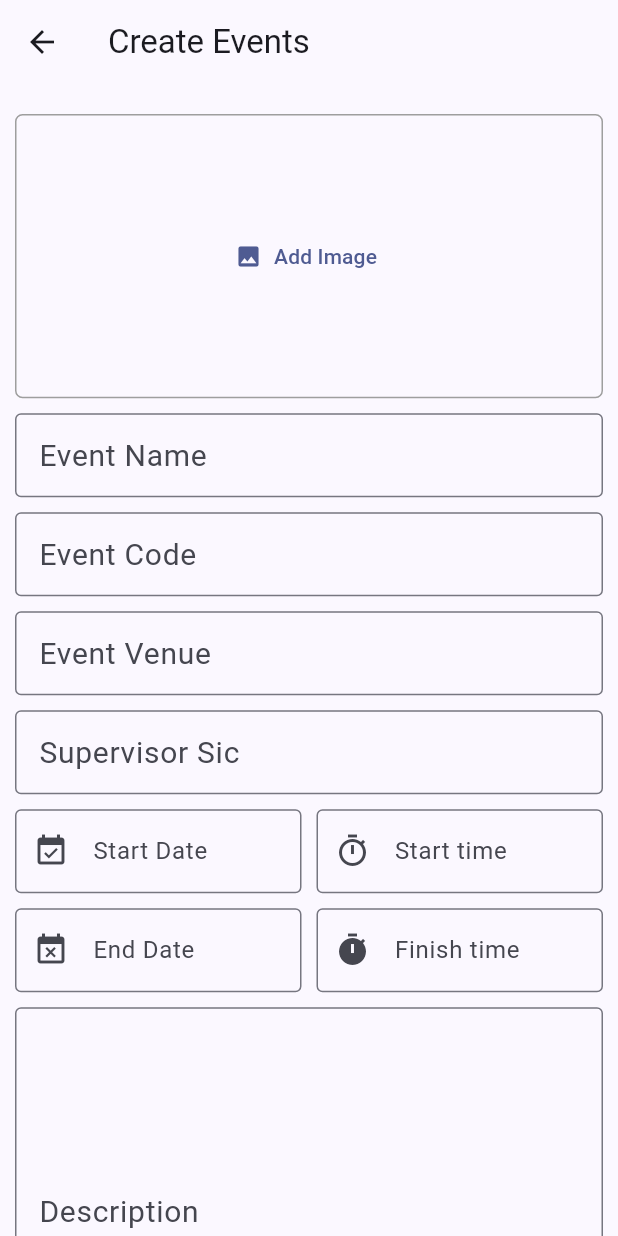
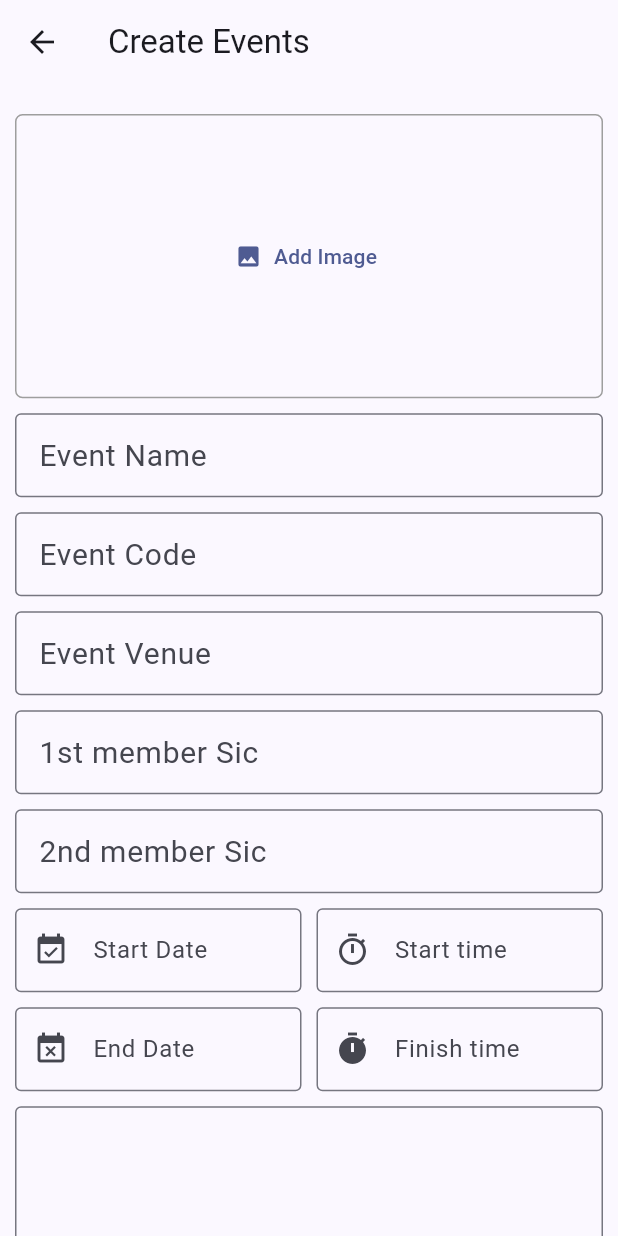
Before and after one commit to Cscreed3131/cliff, a Flutter app: the CreateEventScreen screen opened by its route, on a phone screen of 412 x 824 dp. Run offline on Flutter 3.47's test engine with Material 2 defaults, Android fonts, the phone set to English and light mode, and no system bars; drawn by our look-alikes of dynamic_color; our stand-ins replace carousel_slider, cloud_firestore, firebase_auth, firebase_core, firebase_storage, flutter_riverpod and 1 more; accounts and stored records are empty; network calls fail.

Commit message:
some minor bug fixes

```diff
--- a/lib/main.dart
+++ b/lib/main.dart
@@ -116,7 +116,8 @@ class MyApp extends StatelessWidget {
                 eventStartDateTime:
                     args?['eventFinishStartTime'] ?? 'Default Title',
                 eventVenue: args?['eventVenue'] ?? 'Default Title',
-                supervisorSIC: args?['supervisorsic'] ?? 'Default Title',
+                clubMembersic1: args?['clubmembersic1'] ?? 'Default Title',
+                clubMembersic2: args?['clubmembersic2'] ?? 'Default Title',
               );
             },
           },
--- a/lib/screens/Admin/create_event_screens.dart
+++ b/lib/screens/Admin/create_event_screens.dart
@@ -39,7 +39,8 @@ class CreateEventScreenState extends State<CreateEventScreen> {
   var _eventCode = '';
   var _eventDescirption = '';
   var _eventVenue = '';
-  var _eventSuperviserSic = '';
+  var _clubMemberSic1 = '';
+  var _clubMemberSic2 = '';
   // var _registeredStudent = '';
 
   //this should probally contain a phone number of the superviser for doubts and queries
@@ -47,7 +48,8 @@ class CreateEventScreenState extends State<CreateEventScreen> {
   final _eventCodefocusNode = FocusNode();
   final _eventDescriptionfocusNode = FocusNode();
   final _eventVenueFocusNode = FocusNode();
-  final _eventSuperviserSicFocusNode = FocusNode();
+  final _clubMemberSic1FocusNode = FocusNode();
+  final _clubMemberSic2FocusNode = FocusNode();
 
   Future<bool> _submit() async {
     final isValid = _form.currentState!.validate();
@@ -86,12 +88,11 @@ class CreateEventScreenState extends State<CreateEventScreen> {
           'eventname': _eventName,
           'eventcode': _eventCode,
           'eventVenue': _eventVenue,
-          'supervisorsic': _eventSuperviserSic,
+          'clubmembersic1': _clubMemberSic1,
+          'clubmembersic2': _clubMemberSic2,
           'eventstartdatetime': _startDateTime,
           'eventfinishdatetime': _finishDateTime,
           'eventdescription': _eventDescirption,
-          // 'eventstartdate': _startDate,
-          // 'eventfinshdate': _finsihDate,
         },
       );
       return true;
@@ -208,7 +209,8 @@ class CreateEventScreenState extends State<CreateEventScreen> {
     _eventCodefocusNode.dispose();
     _eventDescriptionfocusNode.dispose();
     _eventVenueFocusNode.dispose();
-    _eventSuperviserSicFocusNode.dispose();
+    _clubMemberSic2FocusNode.dispose();
+    _clubMemberSic1FocusNode.dispose();
     super.dispose();
   }
 
@@ -319,13 +321,43 @@ class CreateEventScreenState extends State<CreateEventScreen> {
                   ),
                   TextFormField(
                     decoration: const InputDecoration(
-                      labelText: 'Supervisor Sic',
+                      labelText: '1st member Sic',
                       border: OutlineInputBorder(),
                       labelStyle: TextStyle(
                         fontSize: 20,
                       ),
                     ),
-                    focusNode: _eventSuperviserSicFocusNode,
+                    focusNode: _clubMemberSic1FocusNode,
+                    textInputAction: TextInputAction.next,
+                    // onFieldSubmitted: (_) {
+                    //   FocusScope.of(context).requestFocus();
+                    // },
+                    validator: (value) {
+                      // must be unique event code use firebase get command
+                      if (value!.isEmpty) {
+                        return 'Please enter first club member Sic';
+                      } else if (value == _clubMemberSic1) {
+                        return 'Sic of First and Second member cannot be same';
+                      }
+                      return null;
+                    },
+
+                    onSaved: (value) {
+                      _clubMemberSic1 = value!;
+                    },
+                  ),
+                  const SizedBox(
+                    height: 10,
+                  ),
+                  TextFormField(
+                    decoration: const InputDecoration(
+                      labelText: '2nd member Sic',
+                      border: OutlineInputBorder(),
+                      labelStyle: TextStyle(
+                        fontSize: 20,
+                      ),
+                    ),
+                    focusNode: _clubMemberSic2FocusNode,
                     textInputAction: TextInputAction.done,
                     // onFieldSubmitted: (_) {
                     //   FocusScope.of(context).requestFocus();
@@ -333,12 +365,12 @@ class CreateEventScreenState extends State<CreateEventScreen> {
                     validator: (value) {
                       // must be unique event code use firebase get command
                       if (value!.isEmpty) {
-                        return 'Please enter The supervisor Sic';
+                        return 'Please enter second club member Sic';
                       }
                       return null;
                     },
                     onSaved: (value) {
-                      _eventSuperviserSic = value!;
+                      _clubMemberSic2 = value!;
                     },
                   ),
                   const SizedBox(
@@ -457,8 +489,8 @@ class CreateEventScreenState extends State<CreateEventScreen> {
                         fontSize: 20,
                       ),
                     ),
-                    maxLines: 10,
-                    maxLength: 350,
+                    maxLines: 15,
+                    maxLength: 1000,
                     keyboardType: TextInputType.multiline,
                     focusNode: _eventDescriptionfocusNode,
                     textInputAction: TextInputAction.done,
--- a/lib/screens/Auth/singup_screen.dart
+++ b/lib/screens/Auth/singup_screen.dart
@@ -193,6 +193,7 @@ class _SignUpScreenState extends State<SignUpScreen> {
                         onFieldSubmitted: (_) {
                           FocusScope.of(context).requestFocus(_branchFocusNode);
                         },
+                        textCapitalization: TextCapitalization.characters,
                         validator: (value) {
                           if (value == null ||
                               value.isEmpty ||
@@ -349,7 +350,7 @@ class _SignUpScreenState extends State<SignUpScreen> {
                         validator: (value) {
                           if (value == null ||
                               value.trim().isEmpty ||
-                              !value.contains('@')) {
+                              !value.contains('@gmail.com')) {
                             return 'Please enter a valid email address.';
                           }
                           return null;
--- a/lib/widgets/eventswidget/event_widget.dart
+++ b/lib/widgets/eventswidget/event_widget.dart
@@ -7,15 +7,11 @@ class Event {
   final String title;
   final DateTime startDateTime;
   final DateTime finishDateTime;
-  // final TimeOfDay startTime;
-  // final TimeOfDay finishTime;
 
   Event({
     required this.title,
     required this.startDateTime,
     required this.finishDateTime,
-    // required this.startTime,
-    // required this.finishTime,
   });
 
   factory Event.fromFirestore(Map<String, dynamic> data) {
@@ -23,8 +19,6 @@ class Event {
       title: data['eventname'],
       startDateTime: (data['eventstartdatetime'] as Timestamp).toDate(),
       finishDateTime: (data['eventfinishdatetime'] as Timestamp).toDate(),
-      // startTime: convertIntToTimeOfDay(data['eventstarttime']),
-      // finishTime: convertIntToTimeOfDay(data['eventendtime']),
     );
   }
 }
--- a/lib/widgets/eventswidget/ongoing_event.dart
+++ b/lib/widgets/eventswidget/ongoing_event.dart
@@ -47,8 +47,8 @@ class OnGoingEventWidget extends StatelessWidget {
                   eventImage: eventData['image_url'],
                   eventStartDateTime: eventData['eventstartdatetime'],
                   eventVenue: eventData['eventVenue'],
-                  supervisorSIC: eventData['supervisorsic'],
-
+                  clubMembersic1: eventData['clubmembersic1'],
+                  clubMembersic2: eventData['clubmembersic2'],
                 ),
               ),
             );
@@ -65,7 +65,7 @@ class OnGoingEventWidget extends StatelessWidget {
               crossAxisAlignment: CrossAxisAlignment.start,
               children: [
                 Container(
-                  height: screenHeight * 0.18,
+                  height: screenHeight * 0.165,
                   width: double.infinity,
                   margin: const EdgeInsets.all(10),
                   decoration: BoxDecoration(
--- a/lib/widgets/eventswidget/upcoming_event.dart
+++ b/lib/widgets/eventswidget/upcoming_event.dart
@@ -47,7 +47,8 @@ class UpComingEventsWidgets extends StatelessWidget {
                   eventImage: eventData['image_url'],
                   eventStartDateTime: eventData['eventstartdatetime'],
                   eventVenue: eventData['eventVenue'],
-                  supervisorSIC: eventData['supervisorsic'],
+                  clubMembersic1: eventData['clubmembersic1'],
+                  clubMembersic2: eventData['clubmembersic2'],
                   // should also contain description to display it dynamically
                   // and also the event code to match and display information related to this event
                   // basically pass everything needed literally everything.
@@ -67,7 +68,7 @@ class UpComingEventsWidgets extends StatelessWidget {
               crossAxisAlignment: CrossAxisAlignment.start,
               children: [
                 Container(
-                  height: screenHeight * 0.18,
+                  height: screenHeight * 0.165,
                   width: double.infinity,
                   margin: const EdgeInsets.all(10),
                   decoration: BoxDecoration(
```
Also changed, not shown: lib/helper/convert_int_time_of_day.dart (deleted, +0 -7 lines), lib/screens/events/event_details_screen.dart (+61 -25 lines).
